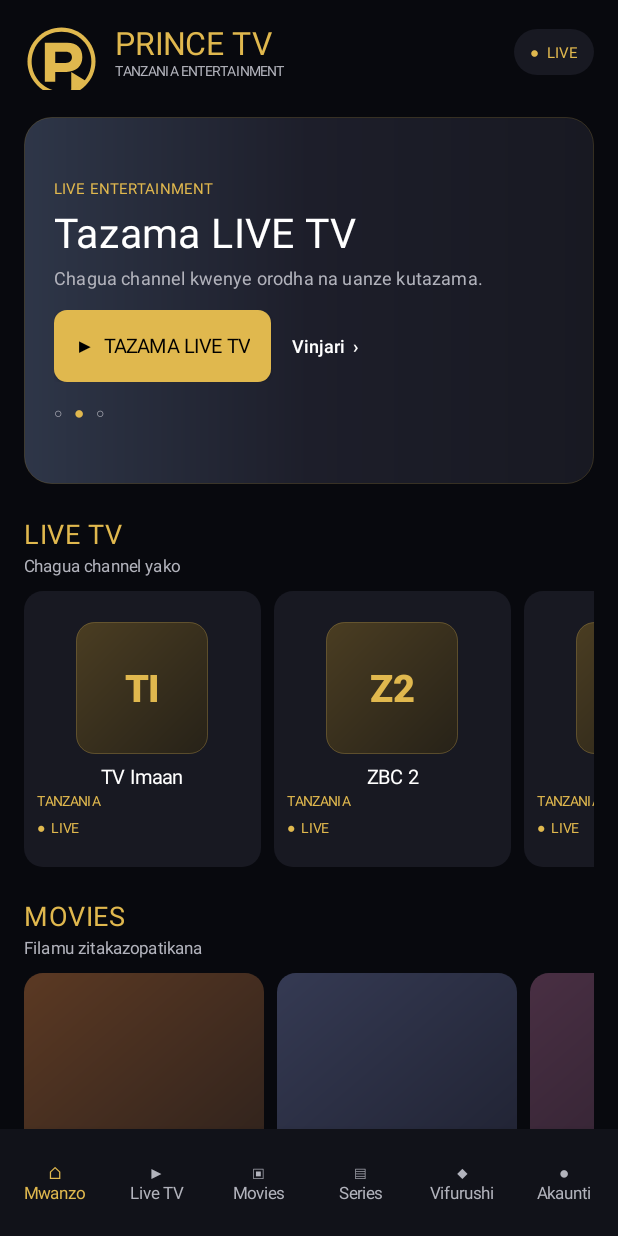
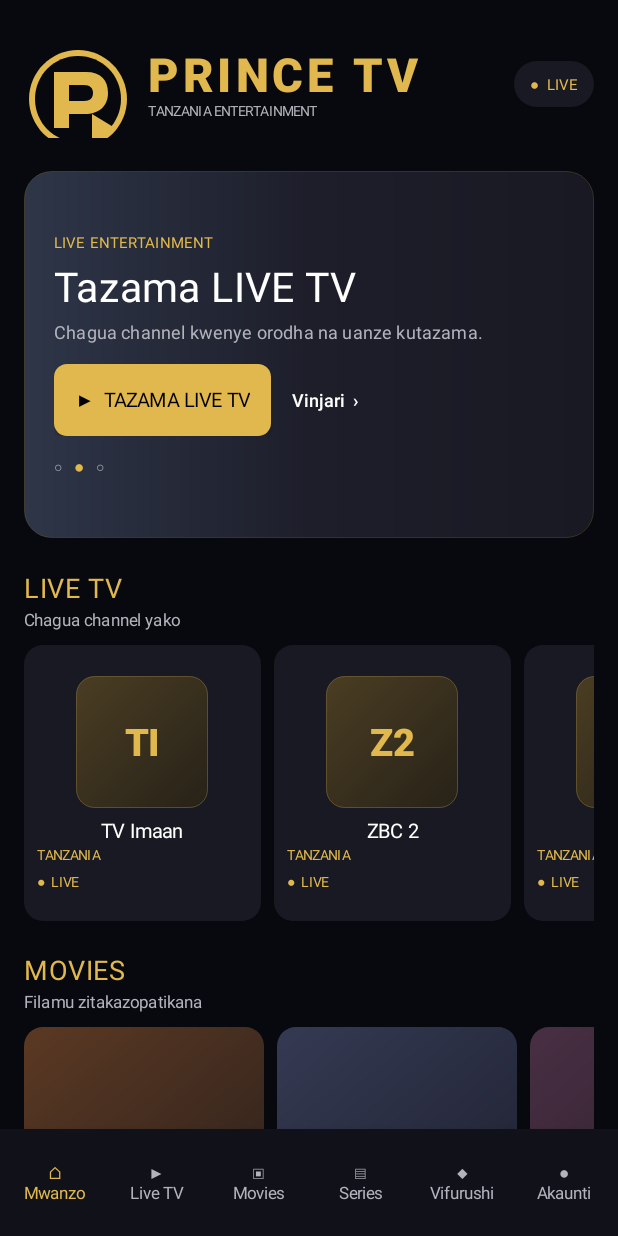
Before and after one commit to majidishaweji602-a11y/prince-tv-android, an Android app: the screen it shows after launch (MainActivity), on a phone screen of 412 x 824 dp. Run offline under Robolectric (Android 15) with nearby library versions, the phone set to English and light mode, and no system bars.

Commit message:
Update MainActivity.kt

```diff
--- a/app/src/main/java/com/princetv/app/MainActivity.kt
+++ b/app/src/main/java/com/princetv/app/MainActivity.kt
@@ -1,4 +1,3 @@
-
 package com.princetv.app
 
 import android.content.pm.ActivityInfo
@@ -296,11 +295,12 @@ class MainActivity : AppCompatActivity() {
         }
     }
 
+    // HEADER ILIYOBORESHWA
     private fun createHeader(): View {
         val header = LinearLayout(this).apply {
             orientation = LinearLayout.HORIZONTAL
             gravity = Gravity.CENTER_VERTICAL
-            setPadding(dp(16), dp(10), dp(16), dp(10))
+            setPadding(dp(16), dp(20), dp(16), dp(14))
             setBackgroundColor(dark)
         }
 
@@ -308,20 +308,30 @@ class MainActivity : AppCompatActivity() {
             setImageResource(R.drawable.ic_prince_tv)
             scaleType = ImageView.ScaleType.FIT_CENTER
             contentDescription = "PRINCE TV logo"
-            translationY = dp(6).toFloat()
+            translationY = dp(10).toFloat()
         }
 
         header.addView(
             logo,
-            LinearLayout.LayoutParams(dp(50), dp(50))
+            LinearLayout.LayoutParams(dp(72), dp(72))
         )
 
         val brand = LinearLayout(this).apply {
             orientation = LinearLayout.VERTICAL
+            gravity = Gravity.CENTER_VERTICAL
             setPadding(dp(11), 0, 0, 0)
         }
 
-        brand.addView(label("PRINCE TV", 21f, gold, true))
+        brand.addView(
+            label("PRINCE TV", 31f, gold, true).apply {
+                typeface = Typeface.create(
+                    "sans-serif-black",
+                    Typeface.NORMAL
+                )
+                letterSpacing = 0.10f
+            }
+        )
+
         brand.addView(
             label("TANZANIA ENTERTAINMENT", 9f, muted, true)
         )
```
